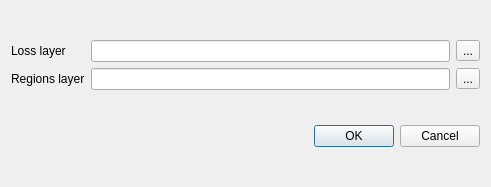
First picture: the form in svir/ui_svir.ui, repository gem/oq-irmt-qgis, before the edit.
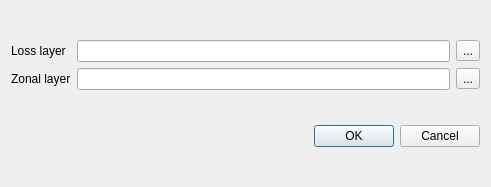
Second picture: the form after the edit.

Commit message: Refactoring region to zone

The edit to the form file:
```diff
--- a/svir/ui_svir.ui
+++ b/svir/ui_svir.ui
@@ -36,7 +36,7 @@
      <item row="1" column="0">
       <widget class="QLabel" name="regions_layer_lbl">
        <property name="text">
-        <string>Regions layer</string>
+        <string>Zonal layer</string>
        </property>
       </widget>
      </item>
```
Left out of the diff: 6 changed lines with no effect on the pictures. The commit also changes 7 other files.
